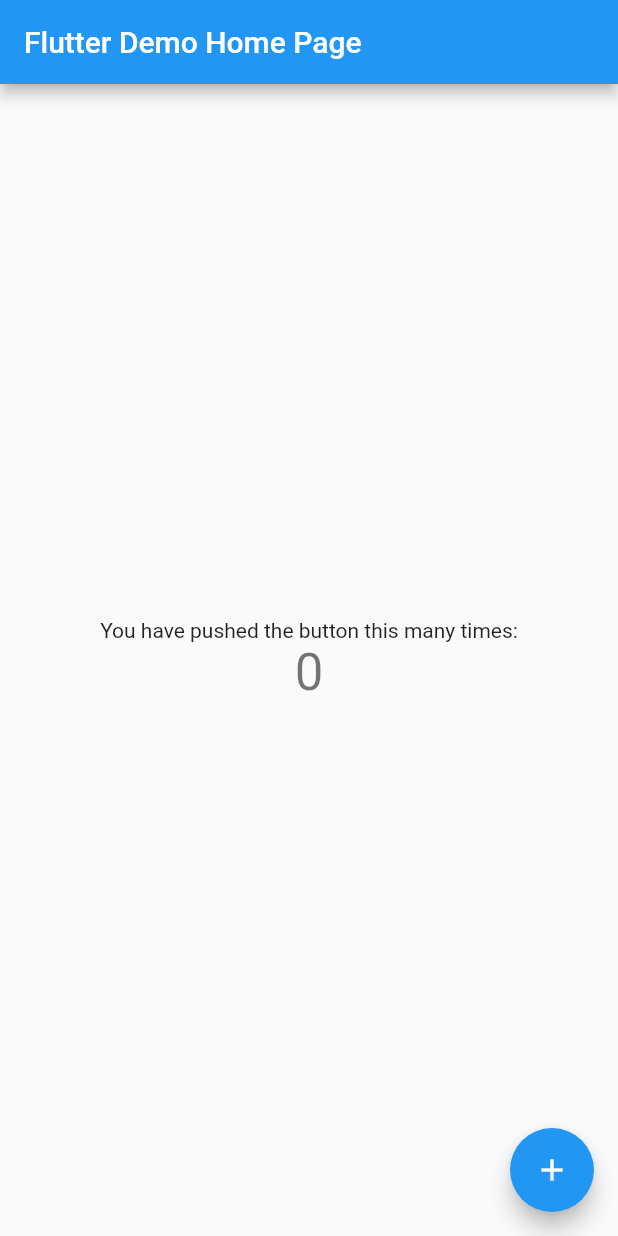
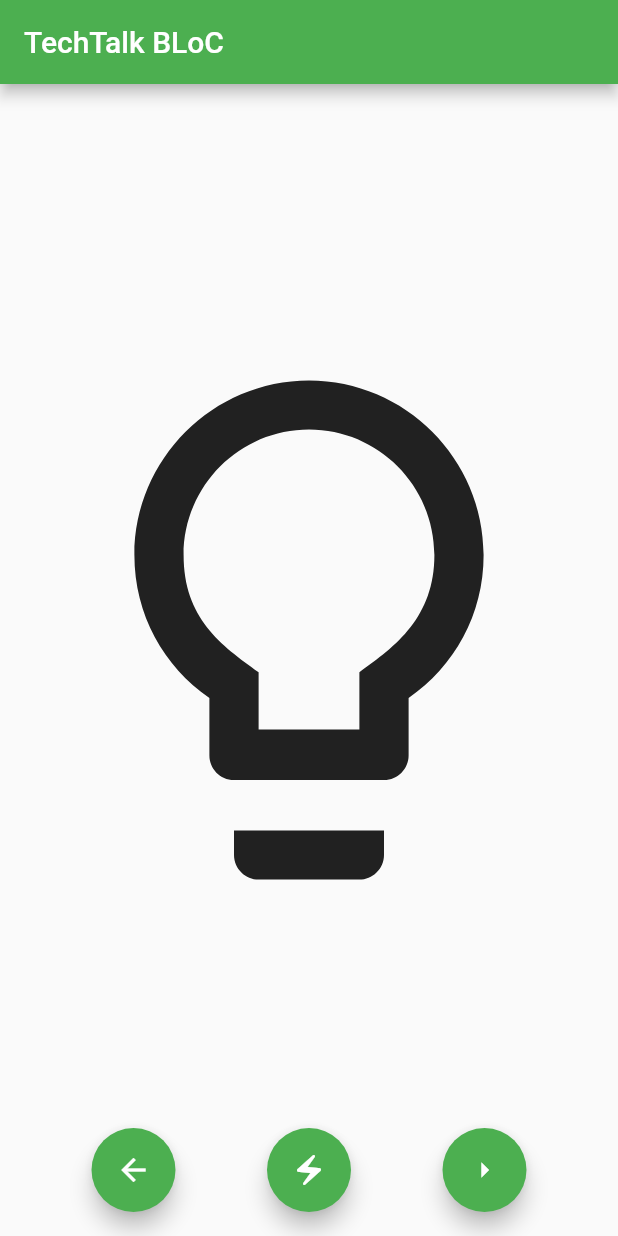
Before and after one commit to cosee/techtalk-2022-10-flutter-bloc, a Flutter app: the screen it shows after launch, on a phone screen of 412 x 824 dp. Run offline on Flutter 3.47's test engine with Material 2 defaults, Android fonts, the phone set to English and light mode, and no system bars; our stand-ins replace equatable, flutter_bloc, get_it.

Commit message:
Add lightbulb example

```diff
--- /dev/null
+++ b/lib/dependency_container.dart
@@ -0,0 +1,10 @@
+import 'package:get_it/get_it.dart';
+import 'package:lightbulb/domain/interfaces/lightbulb_api.dart';
+import 'package:lightbulb/infrastructure/repositories/lightbulb.dart';
+
+final getIt = GetIt.instance;
+
+Future<void> setupDependencies() {
+  getIt.registerLazySingleton<LightbulbAPI>(() => LightbulbRepository());
+  return getIt.allReady();
+}
--- /dev/null
+++ b/lib/domain/blocs/lightbulb/lightbulb_event.dart
@@ -0,0 +1,17 @@
+part of 'lightbulb_bloc.dart';
+
+abstract class LightbulbEvent {
+  const LightbulbEvent();
+}
+
+class LightbulbToggleEvent extends LightbulbEvent {
+  const LightbulbToggleEvent();
+}
+
+class LightbulbNextEvent extends LightbulbEvent {
+  const LightbulbNextEvent();
+}
+
+class LightbulbBackEvent extends LightbulbEvent {
+  const LightbulbBackEvent();
+}
--- /dev/null
+++ b/lib/domain/blocs/lightbulb/lightbulb_state.dart
@@ -0,0 +1,23 @@
+part of 'lightbulb_bloc.dart';
+
+abstract class LightbulbState extends Equatable {
+  const LightbulbState(this.colorIndex);
+
+  final int colorIndex;
+
+  @override
+  List<Object?> get props => [colorIndex];
+}
+
+class LightbulbOff extends LightbulbState {
+  const LightbulbOff(super.colorIndex);
+}
+
+class LightbulbOn extends LightbulbState {
+  const LightbulbOn(super.colorIndex, this.lightbulb);
+
+  final Lightbulb lightbulb;
+
+  @override
+  List<Object?> get props => [lightbulb];
+}
--- /dev/null
+++ b/lib/domain/interfaces/lightbulb_api.dart
@@ -0,0 +1,7 @@
+import 'package:lightbulb/domain/models/lightbulb.dart';
+
+abstract class LightbulbAPI {
+  Lightbulb getLightbulb(int index);
+
+  int get count;
+}
--- /dev/null
+++ b/lib/domain/models/lightbulb.dart
@@ -0,0 +1,11 @@
+import 'package:equatable/equatable.dart';
+
+class Lightbulb extends Equatable {
+  const Lightbulb(this.color, this.hexCode);
+
+  final String color;
+  final int hexCode;
+
+  @override
+  List<Object?> get props => [color, hexCode];
+}
--- /dev/null
+++ b/lib/domain/utils/extensions/get_it.dart
@@ -0,0 +1,6 @@
+import 'package:get_it/get_it.dart';
+import 'package:lightbulb/domain/interfaces/lightbulb_api.dart';
+
+extension GetItExtension on GetIt {
+  LightbulbAPI get lightbulbAPI => get<LightbulbAPI>();
+}
--- a/lib/main.dart
+++ b/lib/main.dart
@@ -1,115 +1,24 @@
 import 'package:flutter/material.dart';
+import 'package:lightbulb/dependency_container.dart';
+import 'package:lightbulb/ui/pages/home/page.dart';
 
-void main() {
-  runApp(const MyApp());
+Future<void> main() async {
+  await setupDependencies();
+
+  runApp(const LightbulbApp());
 }
 
-class MyApp extends StatelessWidget {
-  const MyApp({super.key});
+class LightbulbApp extends StatelessWidget {
+  const LightbulbApp({super.key});
 
-  // This widget is the root of your application.
   @override
   Widget build(BuildContext context) {
     return MaterialApp(
-      title: 'Flutter Demo',
+      title: 'TechTalk BLoC',
       theme: ThemeData(
-        // This is the theme of your application.
-        //
-        // Try running your application with "flutter run". You'll see the
-        // application has a blue toolbar. Then, without quitting the app, try
-        // changing the primarySwatch below to Colors.green and then invoke
-        // "hot reload" (press "r" in the console where you ran "flutter run",
-        // or simply save your changes to "hot reload" in a Flutter IDE).
-        // Notice that the counter didn't reset back to zero; the application
-        // is not restarted.
-        primarySwatch: Colors.blue,
+        primarySwatch: Colors.green,
       ),
-      home: const MyHomePage(title: 'Flutter Demo Home Page'),
+      home: const HomePage(),
     );
   }
 }
-
-class MyHomePage extends StatefulWidget {
-  const MyHomePage({super.key, required this.title});
-
-  // This widget is the home page of your application. It is stateful, meaning
-  // that it has a State object (defined below) that contains fields that affect
-  // how it looks.
-
-  // This class is the configuration for the state. It holds the values (in this
-  // case the title) provided by the parent (in this case the App widget) and
-  // used by the build method of the State. Fields in a Widget subclass are
-  // always marked "final".
-
-  final String title;
-
-  @override
-  State<MyHomePage> createState() => _MyHomePageState();
-}
-
-class _MyHomePageState extends State<MyHomePage> {
-  int _counter = 0;
-
-  void _incrementCounter() {
-    setState(() {
-      // This call to setState tells the Flutter framework that something has
-      // changed in this State, which causes it to rerun the build method below
-      // so that the display can reflect the updated values. If we changed
-      // _counter without calling setState(), then the build method would not be
-      // called again, and so nothing would appear to happen.
-      _counter++;
-    });
-  }
-
-  @override
-  Widget build(BuildContext context) {
-    // This method is rerun every time setState is called, for instance as done
-    // by the _incrementCounter method above.
-    //
-    // The Flutter framework has been optimized to make rerunning build methods
-    // fast, so that you can just rebuild anything that needs updating rather
-    // than having to individually change instances of widgets.
-    return Scaffold(
-      appBar: AppBar(
-        // Here we take the value from the MyHomePage object that was created by
-        // the App.build method, and use it to set our appbar title.
-        title: Text(widget.title),
-      ),
-      body: Center(
-        // Center is a layout widget. It takes a single child and positions it
-        // in the middle of the parent.
-        child: Column(
-          // Column is also a layout widget. It takes a list of children and
-          // arranges them vertically. By default, it sizes itself to fit its
-          // children horizontally, and tries to be as tall as its parent.
-          //
-          // Invoke "debug painting" (press "p" in the console, choose the
-          // "Toggle Debug Paint" action from the Flutter Inspector in Android
-          // Studio, or the "Toggle Debug Paint" command in Visual Studio Code)
-          // to see the wireframe for each widget.
-          //
-          // Column has various properties to control how it sizes itself and
-          // how it positions its children. Here we use mainAxisAlignment to
-          // center the children vertically; the main axis here is the vertical
-          // axis because Columns are vertical (the cross axis would be
-          // horizontal).
-          mainAxisAlignment: MainAxisAlignment.center,
-          children: <Widget>[
-            const Text(
-              'You have pushed the button this many times:',
-            ),
-            Text(
-              '$_counter',
-              style: Theme.of(context).textTheme.headline4,
-            ),
-          ],
-        ),
-      ),
-      floatingActionButton: FloatingActionButton(
-        onPressed: _incrementCounter,
-        tooltip: 'Increment',
-        child: const Icon(Icons.add),
-      ), // This trailing comma makes auto-formatting nicer for build methods.
-    );
-  }
-}
--- /dev/null
+++ b/lib/ui/pages/home/page.dart
@@ -0,0 +1,104 @@
+import 'package:flutter/material.dart';
+import 'package:flutter_bloc/flutter_bloc.dart';
+import 'package:lightbulb/domain/blocs/lightbulb/lightbulb_bloc.dart';
+
+class HomePage extends StatelessWidget {
+  const HomePage({super.key});
+
+  @override
+  Widget build(BuildContext context) {
+    return BlocProvider(
+      create: (_) => LightbulbBloc(),
+      child: BlocListener<LightbulbBloc, LightbulbState>(
+        listener: (context, state) {
+          if (state is LightbulbOff) {
+            ScaffoldMessenger.of(context).showSnackBar(
+              const SnackBar(
+                content: Text('Lightbulb is off'),
+              ),
+            );
+          }
+        },
+        child: Scaffold(
+          appBar: AppBar(title: const Text('TechTalk BLoC')),
+          floatingActionButtonLocation:
+              FloatingActionButtonLocation.centerFloat,
+          floatingActionButton: const _ActionButtons(),
+          body: const _Body(),
+        ),
+      ),
+    );
+  }
+}
+
+class _Body extends StatelessWidget {
+  const _Body();
+
+  @override
+  Widget build(BuildContext context) {
+    return Center(
+      child: Column(
+        mainAxisAlignment: MainAxisAlignment.center,
+        children: [
+          BlocBuilder<LightbulbBloc, LightbulbState>(
+            builder: (context, state) {
+              IconData iconData;
+              int? hexCode;
+              if (state is LightbulbOn) {
+                iconData = Icons.lightbulb;
+                hexCode = state.lightbulb.hexCode;
+              } else {
+                iconData = Icons.lightbulb_outline;
+              }
+              return Icon(
+                iconData,
+                size: 400,
+                color: hexCode == null ? null : Color(hexCode),
+              );
+            },
+          ),
+          BlocBuilder<LightbulbBloc, LightbulbState>(
+            builder: (context, state) {
+              String color = '';
+              if (state is LightbulbOn) {
+                color = state.lightbulb.color;
+              }
+              return Text(
+                color,
+                style: Theme.of(context).textTheme.headline4,
+              );
+            },
+          ),
+        ],
+      ),
+    );
+  }
+}
+
+class _ActionButtons extends StatelessWidget {
+  const _ActionButtons();
+
+  @override
+  Widget build(BuildContext context) {
+    return Row(
+      mainAxisAlignment: MainAxisAlignment.spaceEvenly,
+      children: [
+        FloatingActionButton(
+          onPressed: () =>
+              context.read<LightbulbBloc>().add(const LightbulbBackEvent()),
+          child: const Icon(Icons.arrow_back),
+        ),
+        FloatingActionButton(
+          onPressed: () =>
+              context.read<LightbulbBloc>().add(const LightbulbToggleEvent()),
+          child: const Icon(Icons.electric_bolt),
+        ),
+        FloatingActionButton(
+          onPressed: () =>
+              context.read<LightbulbBloc>().add(const LightbulbNextEvent()),
+          child: const Icon(Icons.arrow_right),
+        ),
+      ],
+    );
+  }
+}
```
Also changed, not shown: lib/domain/blocs/lightbulb/lightbulb_bloc.dart (added, +60 -0 lines), lib/infrastructure/repositories/lightbulb.dart (added, +20 -0 lines), 2 other files.
